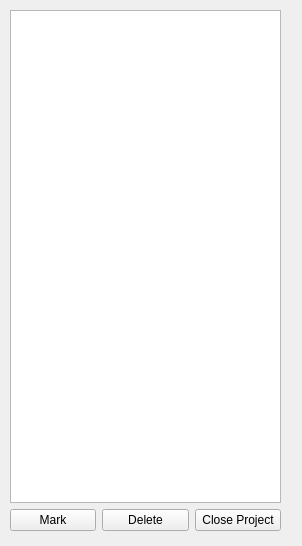
Old version of the form uis/fileList.ui in the repository looooongChen/IMANNO.
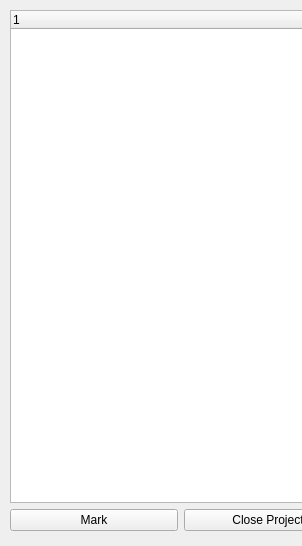
New version of the form.

What changed in the file:
```diff
--- a/uis/fileList.ui
+++ b/uis/fileList.ui
@@ -18,13 +18,19 @@
     <rect>
      <x>10</x>
      <y>10</y>
-     <width>271</width>
+     <width>342</width>
      <height>521</height>
     </rect>
    </property>
    <layout class="QVBoxLayout" name="verticalLayout">
     <item>
-     <widget class="QListWidget" name="fileList"/>
+     <widget class="QTreeWidget" name="fileList">
+      <column>
+       <property name="text">
+        <string notr="true">1</string>
+       </property>
+      </column>
+     </widget>
     </item>
     <item>
      <layout class="QHBoxLayout" name="horizontalLayout">
@@ -35,13 +41,6 @@
         </property>
        </widget>
       </item>
-      <item>
-       <widget class="QPushButton" name="btnDelete">
-        <property name="text">
-         <string>Delete</string>
-        </property>
-       </widget>
-      </item>
       <item>
        <widget class="QPushButton" name="btnClose">
         <property name="text">
```
Left out of the diff: 2 changed lines with no effect on the pictures.
